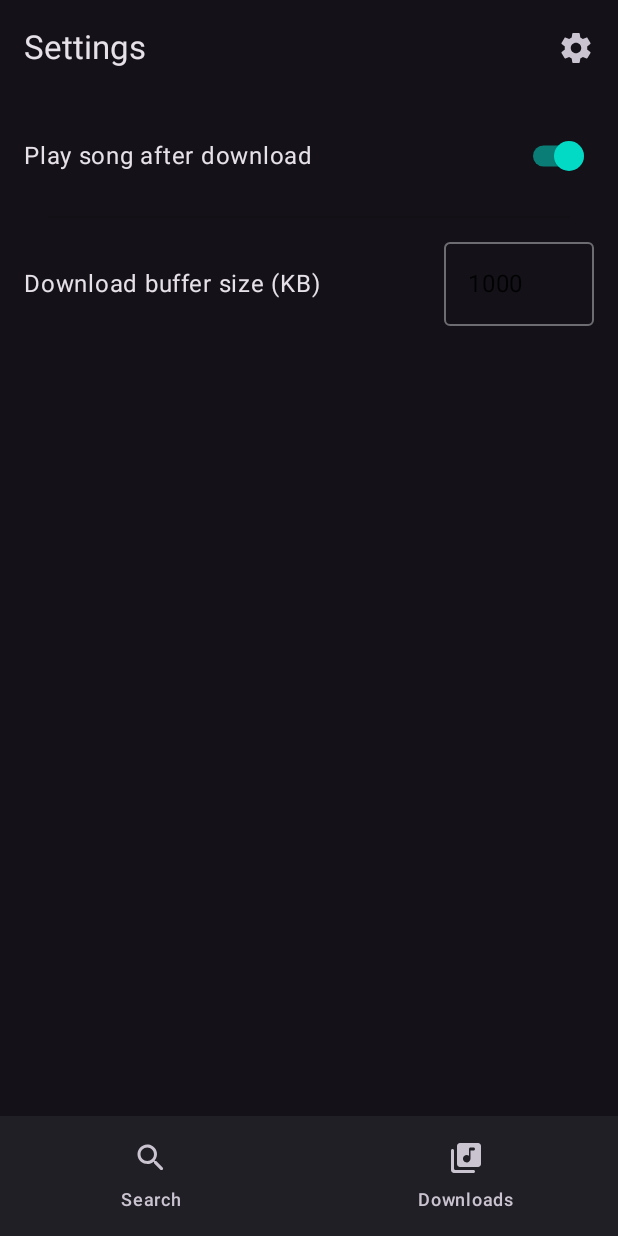
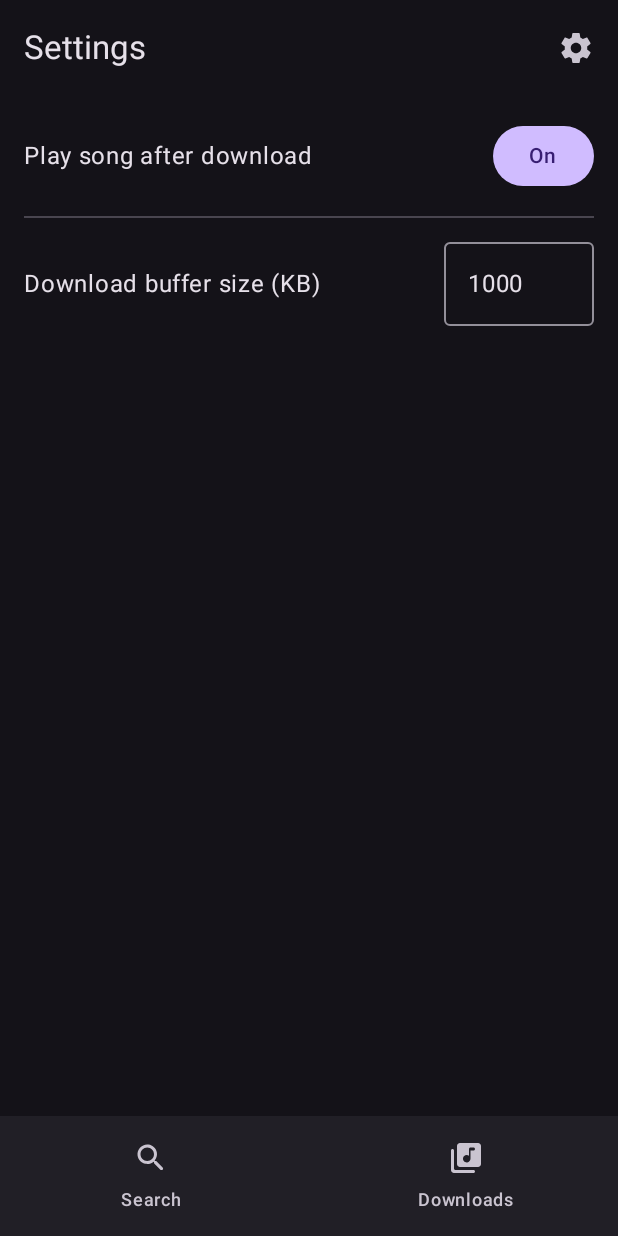
Before and after one commit to nh7dev/iTube, an Android app built with Jetpack Compose: the screen it shows after launch (MainActivity), after a tap on "Settings", on a phone screen of 412 x 824 dp. Run offline under Robolectric (Android 15) with nearby library versions, the phone set to English and light mode, and no system bars.

```diff
--- a/app/src/main/java/dev/nh7/itube/MainActivity.kt
+++ b/app/src/main/java/dev/nh7/itube/MainActivity.kt
@@ -18,7 +18,6 @@ import androidx.core.content.ContextCompat
 import androidx.core.splashscreen.SplashScreen.Companion.installSplashScreen
 import dev.nh7.itube.ui.components.MainComponent
 import dev.nh7.itube.ui.theme.MainTheme
-import dev.nh7.itube.ui.theme.MainTheme3
 import dev.nh7.itube.utils.LOG
 
 class MainActivity : ComponentActivity() {
@@ -38,7 +37,6 @@ class MainActivity : ComponentActivity() {
             }
 
         setContent {
-            MainTheme3 {
             MainTheme {
 
                 MainComponent()
@@ -53,7 +51,6 @@ class MainActivity : ComponentActivity() {
                     )
                 }
 
-                }
             }
         }
     }
--- a/app/src/main/java/dev/nh7/itube/MainViewModel.kt
+++ b/app/src/main/java/dev/nh7/itube/MainViewModel.kt
@@ -5,9 +5,13 @@ import android.content.Context
 import androidx.compose.runtime.mutableStateMapOf
 import androidx.compose.runtime.mutableStateOf
 import androidx.lifecycle.AndroidViewModel
-import dev.nh7.itube.browser.YoutubeDownload
-import dev.nh7.itube.browser.YoutubeDownloadInfo
-import dev.nh7.itube.utils.*
+import dev.nh7.itube.download.YoutubeDownload
+import dev.nh7.itube.download.YoutubeDownloadInfo
+import dev.nh7.itube.song.Song
+import dev.nh7.itube.song.SongManager
+import dev.nh7.itube.utils.LOG
+import dev.nh7.itube.utils.Screen
+import dev.nh7.itube.utils.Setting
 
 class MainViewModel(application: Application) : AndroidViewModel(application) {
 
@@ -55,7 +59,7 @@ class MainViewModel(application: Application) : AndroidViewModel(application) {
         Thread {
 
             val song = download.start(
-                audioFileManager = audioFileManager,
+                songManager = audioFileManager,
                 buffer = getPreference(Setting.DOWNLOAD_BUFFER_SIZE).toLong() * 1000L, //size in bytes
                 onUpdateProgress = { progress ->
                     currentProgress.value = progress
@@ -97,7 +101,7 @@ class MainViewModel(application: Application) : AndroidViewModel(application) {
     private val currentDownloadsList = mutableStateOf(emptyList<Song>())
     private var hasLoadedCurrentDownloadsList = false
 
-    private val audioFileManager = AudioFileManager(getApplication())
+    private val audioFileManager = SongManager(getApplication())
 
     fun getDownloadsList(): List<Song> {
         if (!hasLoadedCurrentDownloadsList) {
--- a/app/src/main/java/dev/nh7/itube/browser/Browser.kt
+++ b/app/src/main/java/dev/nh7/itube/browser/Browser.kt
@@ -3,6 +3,7 @@ package dev.nh7.itube.browser
 import android.content.Context
 import android.net.Uri
 import android.webkit.WebView
+import dev.nh7.itube.download.YoutubeDownloadInfo
 import dev.nh7.itube.utils.LOG
 
 class Browser(context: Context, val onUpdateDownloadInfo: (YoutubeDownloadInfo?) -> Unit) :
--- a/app/src/main/java/dev/nh7/itube/browser/YoutubeDownloadInfo.kt
+++ b/app/src/main/java/dev/nh7/itube/download/YoutubeDownloadInfo.kt
@@ -1,4 +1,4 @@
-package dev.nh7.itube.browser
+package dev.nh7.itube.download
 
 import android.net.Uri
 
--- a/app/src/main/java/dev/nh7/itube/Song.kt
+++ b/app/src/main/java/dev/nh7/itube/song/Song.kt
@@ -1,4 +1,4 @@
-package dev.nh7.itube
+package dev.nh7.itube.song
 
 import android.content.ContentUris
 import android.net.Uri
--- a/app/src/main/java/dev/nh7/itube/AudioFileManager.kt
+++ b/app/src/main/java/dev/nh7/itube/song/SongManager.kt
@@ -1,4 +1,4 @@
-package dev.nh7.itube;
+package dev.nh7.itube.song;
 
 import android.content.ContentValues
 import android.content.Context
@@ -11,7 +11,7 @@ import dev.nh7.itube.utils.LOG
 import java.io.File
 import java.io.FileOutputStream
 
-class AudioFileManager(private val context: Context) {
+class SongManager(private val context: Context) {
 
     fun getFiles(): MutableList<Song> {
         val contentResolver = context.contentResolver
--- a/app/src/main/java/dev/nh7/itube/ui/components/BottomBarComponent.kt
+++ b/app/src/main/java/dev/nh7/itube/ui/components/BottomBarComponent.kt
@@ -6,7 +6,7 @@ import androidx.compose.material3.NavigationBarItem
 import androidx.compose.material3.Text
 import androidx.compose.runtime.Composable
 import androidx.compose.ui.res.painterResource
-import dev.nh7.itube.Screen
+import dev.nh7.itube.utils.Screen
 
 
 @Composable
--- a/app/src/main/java/dev/nh7/itube/ui/components/BrowserComponent.kt
+++ b/app/src/main/java/dev/nh7/itube/ui/components/BrowserComponent.kt
@@ -7,7 +7,7 @@ import androidx.compose.ui.platform.LocalContext
 import androidx.compose.ui.viewinterop.AndroidView
 import dev.nh7.itube.MainApplication
 import dev.nh7.itube.browser.Browser
-import dev.nh7.itube.browser.YoutubeDownloadInfo
+import dev.nh7.itube.download.YoutubeDownloadInfo
 
 
 @Composable
--- a/app/src/main/java/dev/nh7/itube/ui/components/DownloadDialogComponent.kt
+++ b/app/src/main/java/dev/nh7/itube/ui/components/DownloadDialogComponent.kt
@@ -1,11 +1,7 @@
 package dev.nh7.itube.ui.components
 
 import androidx.compose.foundation.layout.*
-import androidx.compose.material.LinearProgressIndicator
-import androidx.compose.material3.AlertDialog
-import androidx.compose.material3.Button
-import androidx.compose.material3.Icon
-import androidx.compose.material3.Text
+import androidx.compose.material3.*
 import androidx.compose.runtime.Composable
 import androidx.compose.ui.Modifier
 import androidx.compose.ui.res.painterResource
--- a/app/src/main/java/dev/nh7/itube/ui/components/MainComponent.kt
+++ b/app/src/main/java/dev/nh7/itube/ui/components/MainComponent.kt
@@ -9,7 +9,7 @@ import androidx.compose.runtime.Composable
 import androidx.compose.ui.Modifier
 import androidx.lifecycle.viewmodel.compose.viewModel
 import dev.nh7.itube.MainViewModel
-import dev.nh7.itube.Screen
+import dev.nh7.itube.utils.Screen
 
 @OptIn(ExperimentalMaterial3Api::class)
 @Composable
--- a/app/src/main/java/dev/nh7/itube/ui/components/SettingsComponent.kt
+++ b/app/src/main/java/dev/nh7/itube/ui/components/SettingsComponent.kt
@@ -5,16 +5,18 @@ import androidx.compose.foundation.layout.Row
 import androidx.compose.foundation.layout.padding
 import androidx.compose.foundation.layout.width
 import androidx.compose.foundation.text.KeyboardOptions
-import androidx.compose.material.OutlinedTextField
-import androidx.compose.material.Switch
-import androidx.compose.material.TabRowDefaults.Divider
+import androidx.compose.material3.Button
+import androidx.compose.material3.Divider
+import androidx.compose.material3.OutlinedTextField
 import androidx.compose.material3.Text
 import androidx.compose.runtime.Composable
+import androidx.compose.runtime.mutableStateOf
+import androidx.compose.runtime.remember
 import androidx.compose.ui.Alignment
 import androidx.compose.ui.Modifier
 import androidx.compose.ui.text.input.KeyboardType
 import androidx.compose.ui.unit.dp
-import dev.nh7.itube.Setting
+import dev.nh7.itube.utils.Setting
 
 
 @Composable
@@ -39,7 +41,7 @@ fun SettingsComponent(
             }
         )
 
-        Divider(modifier = Modifier.padding(16.dp))
+        Divider(modifier = Modifier.padding(vertical = 16.dp))
 
         val setting2 = Setting.DOWNLOAD_BUFFER_SIZE
         val settingValue2 = getSettingValue(setting2)
@@ -57,10 +59,17 @@ fun SettingsComponent(
 private fun SwitchSetting(name: String, value: Boolean, onValueChange: (Boolean) -> Unit) {
     Row(verticalAlignment = Alignment.CenterVertically) {
         Text(text = name, maxLines = 1, modifier = Modifier.weight(1f))
-        Switch(
+        val enabled = remember { mutableStateOf(value) }
+        Button(onClick = {
+            enabled.value = !enabled.value
+            onValueChange(enabled.value)
+        }) {
+            Text(text = if (enabled.value) "On" else "Off")
+        }
+        /*Switch(
             checked = value,
             onCheckedChange = onValueChange
-        )
+        )*/
     }
 }
 
--- a/app/src/main/java/dev/nh7/itube/ui/components/TopBarComponent.kt
+++ b/app/src/main/java/dev/nh7/itube/ui/components/TopBarComponent.kt
@@ -6,7 +6,7 @@ import androidx.compose.material3.SmallTopAppBar
 import androidx.compose.material3.Text
 import androidx.compose.runtime.Composable
 import androidx.compose.ui.res.painterResource
-import dev.nh7.itube.Screen
+import dev.nh7.itube.utils.Screen
 
 
 @Composable
--- a/app/src/main/java/dev/nh7/itube/ui/theme/Theme.kt
+++ b/app/src/main/java/dev/nh7/itube/ui/theme/Theme.kt
@@ -1,6 +1,6 @@
 package dev.nh7.itube.ui.theme
 
-import androidx.compose.material.*
+import androidx.compose.material3.*
 import androidx.compose.runtime.Composable
 
 
@@ -10,24 +10,24 @@ fun MainTheme(
     content: @Composable () -> Unit
 ) {
 
-    val colors: Colors
+    val colors: ColorScheme
     //val systemUIController = rememberSystemUiController()
     if (darkTheme) {
-        colors = darkColors()
+        colors = darkColorScheme()
 
         //systemUIController.setSystemBarsColor(color = colors.surface)
         //systemUIController.setNavigationBarColor(color = colors.surface)
     } else {
-        colors = lightColors()
+        colors = lightColorScheme()
 
         //systemUIController.setSystemBarsColor(color = colors.surface)
         //systemUIController.setNavigationBarColor(color = colors.primary)
     }
 
     MaterialTheme(
-        colors = colors,
+        colorScheme = colors,
         typography = Typography(),
-        shapes = Shapes(),
+        //shapes = Shapes(),
         content = content
     )
 }
--- a/app/src/main/java/dev/nh7/itube/ui/theme/Theme3.kt
+++ /dev/null
@@ -1,32 +0,0 @@
-package dev.nh7.itube.ui.theme
-
-import androidx.compose.material3.*
-import androidx.compose.runtime.Composable
-
-
-@Composable
-fun MainTheme3(
-    darkTheme: Boolean = true/*isSystemInDarkTheme()*/,
-    content: @Composable () -> Unit
-) {
-
-    val colors: ColorScheme
-    //val systemUIController = rememberSystemUiController()
-    if (darkTheme) {
-        colors = darkColorScheme()
-
-        //systemUIController.setSystemBarsColor(color = colors.surface)
-        //systemUIController.setNavigationBarColor(color = colors.surface)
-    } else {
-        colors = lightColorScheme()
-
-        //systemUIController.setSystemBarsColor(color = colors.surface)
-        //systemUIController.setNavigationBarColor(color = colors.primary)
-    }
-
-    MaterialTheme(
-        colorScheme = colors,
-        typography = Typography(),
-        content = content
-    )
-}
--- a/app/src/main/java/dev/nh7/itube/Screen.kt
+++ b/app/src/main/java/dev/nh7/itube/utils/Screen.kt
@@ -1,4 +1,6 @@
-package dev.nh7.itube;
+package dev.nh7.itube.utils;
+
+import dev.nh7.itube.R
 
 enum class Screen(val displayName: String, val icon: Int, val showInNavigationBar: Boolean) {
 
--- a/app/src/main/java/dev/nh7/itube/Setting.kt
+++ b/app/src/main/java/dev/nh7/itube/utils/Setting.kt
@@ -1,4 +1,4 @@
-package dev.nh7.itube;
+package dev.nh7.itube.utils;
 
 enum class Setting(val displayName: String, val default: String) {
 
--- a/build.gradle
+++ b/build.gradle
@@ -1,7 +1,7 @@
 buildscript {
 
     ext {
-        compose_version = '1.1.0'
+        compose_version = '1.1.1'
     }
 
     repositories {
@@ -10,7 +10,7 @@ buildscript {
     }
 
     dependencies {
-        classpath "com.android.tools.build:gradle:7.0.4"
+        classpath 'com.android.tools.build:gradle:7.1.2'
         classpath "org.jetbrains.kotlin:kotlin-gradle-plugin:1.6.10"
     }
 
```
Also changed, not shown: app/build.gradle (+4 -4 lines), app/src/main/java/dev/nh7/itube/download/YoutubeDownload.kt (renamed from app/src/main/java/dev/nh7/itube/browser/YoutubeDownload.kt, +6 -6 lines), app/src/main/java/dev/nh7/itube/ui/components/DownloadListComponent.kt (+2 -7 lines), gradle/wrapper/gradle-wrapper.properties. Lines whose indentation alone changed are shown as unchanged.
